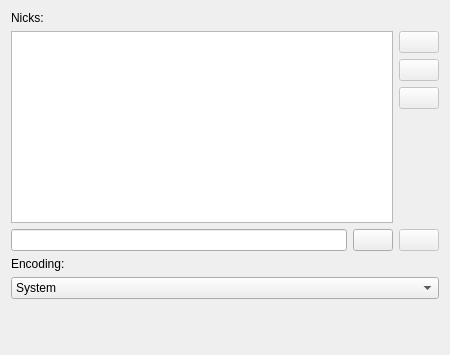
First picture: the form in irc/src/ui/editnickform.ui, repository euroelessar/qutim, before the edit.
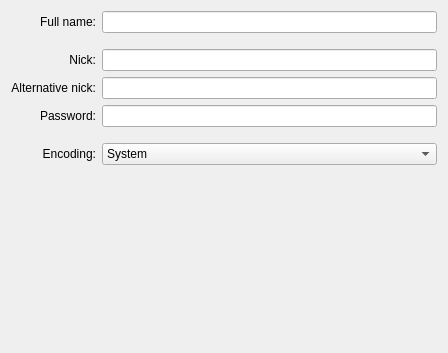
Second picture: the form after the edit.

Commit message: IRC: work on account creator

```diff
--- a/irc/src/ui/editnickform.ui
+++ b/irc/src/ui/editnickform.ui
@@ -6,83 +6,25 @@
    <rect>
     <x>0</x>
     <y>0</y>
-    <width>450</width>
-    <height>355</height>
+    <width>448</width>
+    <height>353</height>
    </rect>
   </property>
   <property name="windowTitle">
    <string>Form</string>
   </property>
   <layout class="QGridLayout" name="gridLayout_2">
-   <item row="0" column="0">
-    <widget class="QLabel" name="label">
-     <property name="text">
-      <string>Nicks:</string>
-     </property>
-    </widget>
-   </item>
-   <item row="1" column="0">
-    <layout class="QGridLayout" name="gridLayout">
-     <item row="1" column="2">
-      <widget class="QPushButton" name="moveNickUpButton">
-       <property name="enabled">
-        <bool>false</bool>
-       </property>
-       <property name="text">
-        <string/>
-       </property>
-      </widget>
-     </item>
-     <item row="0" column="2">
-      <widget class="QPushButton" name="removeNickButton">
-       <property name="enabled">
-        <bool>false</bool>
-       </property>
-       <property name="text">
-        <string/>
-       </property>
-      </widget>
-     </item>
-     <item row="0" column="0" rowspan="4">
-      <widget class="QListWidget" name="nicksWidget"/>
-     </item>
-     <item row="2" column="2">
-      <widget class="QPushButton" name="moveNickDownButton">
-       <property name="enabled">
-        <bool>false</bool>
-       </property>
-       <property name="text">
-        <string/>
-       </property>
-      </widget>
-     </item>
-    </layout>
-   </item>
    <item row="2" column="0">
-    <layout class="QHBoxLayout" name="horizontalLayout_2">
-     <item>
-      <widget class="QLineEdit" name="nickEdit"/>
-     </item>
-     <item>
-      <widget class="QPushButton" name="addNickButton">
-       <property name="text">
-        <string/>
-       </property>
-      </widget>
-     </item>
-     <item>
-      <widget class="QPushButton" name="updateNickButton">
-       <property name="enabled">
-        <bool>false</bool>
-       </property>
-       <property name="text">
-        <string/>
-       </property>
-      </widget>
-     </item>
-    </layout>
+    <widget class="QLabel" name="label">
+     <property name="text">
+      <string>Nick:</string>
+     </property>
+     <property name="alignment">
+      <set>Qt::AlignRight|Qt::AlignTrailing|Qt::AlignVCenter</set>
+     </property>
+    </widget>
    </item>
-   <item row="5" column="0">
+   <item row="8" column="0" colspan="2">
     <spacer name="verticalSpacer">
      <property name="orientation">
       <enum>Qt::Vertical</enum>
@@ -95,7 +37,69 @@
      </property>
     </spacer>
    </item>
-   <item row="4" column="0">
+   <item row="6" column="0">
+    <widget class="QLabel" name="label_2">
+     <property name="text">
+      <string>Encoding:</string>
+     </property>
+     <property name="alignment">
+      <set>Qt::AlignRight|Qt::AlignTrailing|Qt::AlignVCenter</set>
+     </property>
+    </widget>
+   </item>
+   <item row="0" column="0">
+    <widget class="QLabel" name="label_3">
+     <property name="text">
+      <string>Full name:</string>
+     </property>
+     <property name="alignment">
+      <set>Qt::AlignRight|Qt::AlignTrailing|Qt::AlignVCenter</set>
+     </property>
+    </widget>
+   </item>
+   <item row="3" column="0">
+    <widget class="QLabel" name="label_4">
+     <property name="text">
+      <string>Alternative nick:</string>
+     </property>
+     <property name="alignment">
+      <set>Qt::AlignRight|Qt::AlignTrailing|Qt::AlignVCenter</set>
+     </property>
+    </widget>
+   </item>
+   <item row="1" column="0">
+    <spacer name="verticalSpacer_2">
+     <property name="orientation">
+      <enum>Qt::Vertical</enum>
+     </property>
+     <property name="sizeType">
+      <enum>QSizePolicy::Fixed</enum>
+     </property>
+     <property name="sizeHint" stdset="0">
+      <size>
+       <width>20</width>
+       <height>10</height>
+      </size>
+     </property>
+    </spacer>
+   </item>
+   <item row="5" column="0">
+    <spacer name="verticalSpacer_3">
+     <property name="orientation">
+      <enum>Qt::Vertical</enum>
+     </property>
+     <property name="sizeType">
+      <enum>QSizePolicy::Fixed</enum>
+     </property>
+     <property name="sizeHint" stdset="0">
+      <size>
+       <width>20</width>
+       <height>10</height>
+      </size>
+     </property>
+    </spacer>
+   </item>
+   <item row="6" column="1">
     <widget class="QComboBox" name="encodingBox">
      <property name="currentIndex">
       <number>0</number>
@@ -387,10 +391,29 @@
      </item>
     </widget>
    </item>
-   <item row="3" column="0">
-    <widget class="QLabel" name="label_2">
+   <item row="3" column="1">
+    <widget class="QLineEdit" name="alternativeNickEdit"/>
+   </item>
+   <item row="2" column="1">
+    <widget class="QLineEdit" name="nickEdit"/>
+   </item>
+   <item row="0" column="1">
+    <widget class="QLineEdit" name="fullNameEdit"/>
+   </item>
+   <item row="4" column="0">
+    <widget class="QLabel" name="label_5">
      <property name="text">
-      <string>Encoding:</string>
+      <string>Password:</string>
+     </property>
+     <property name="alignment">
+      <set>Qt::AlignRight|Qt::AlignTrailing|Qt::AlignVCenter</set>
+     </property>
+    </widget>
+   </item>
+   <item row="4" column="1">
+    <widget class="QLineEdit" name="passwordEdit">
+     <property name="echoMode">
+      <enum>QLineEdit::Password</enum>
      </property>
     </widget>
    </item>
```
Left out of the diff: 9 changed lines with no effect on the pictures. The commit also changes 2 other files.
